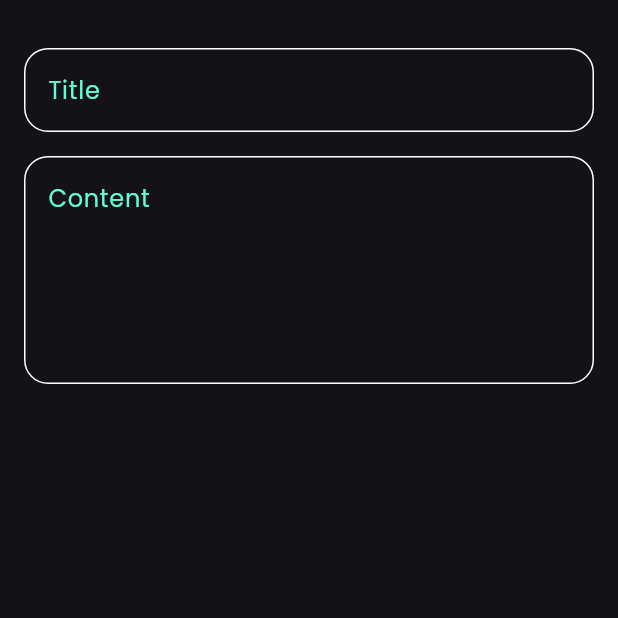
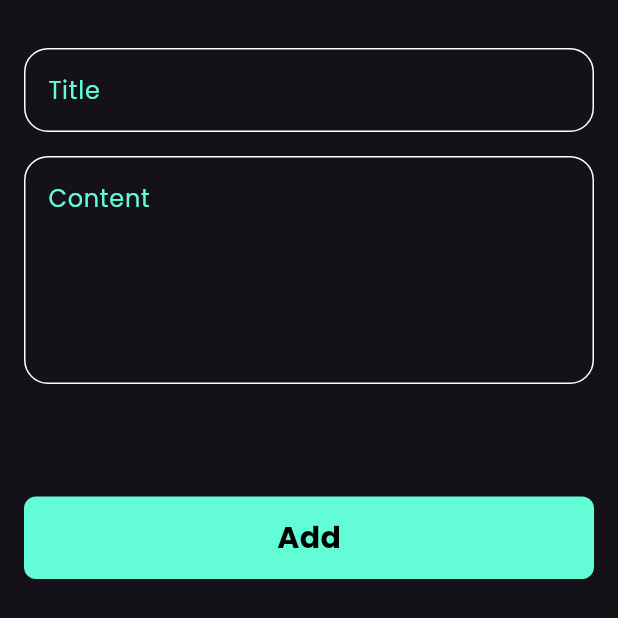
Before and after one commit to Kaream66/notes_app, a Flutter app: the CustomBottomSheet widget shown alone on an empty page, opened directly, on a phone screen of 412 x 824 dp. Shown: the top 618 px of the screen. Run offline on Flutter 3.47's test engine with Material 3 defaults, Android fonts, the phone set to English and light mode, and no system bars.

Commit message:
finish add button

```diff
--- a/lib/widgets/add_note_bottom_sheet.dart
+++ b/lib/widgets/add_note_bottom_sheet.dart
@@ -1,4 +1,5 @@
 import 'package:flutter/material.dart';
+import 'package:note_app/widgets/custom_button.dart';
 import 'package:note_app/widgets/custom_text_field.dart';
 
 class CustomBottomSheet extends StatelessWidget {
@@ -8,6 +9,7 @@ class CustomBottomSheet extends StatelessWidget {
   Widget build(BuildContext context) {
     return const Padding(
       padding: EdgeInsets.symmetric(horizontal: 16),
+      child: SingleChildScrollView(
         child: Column(
           children: [
             SizedBox(
@@ -23,7 +25,12 @@ class CustomBottomSheet extends StatelessWidget {
               hint: 'Content',
               maxLines: 5,
             ),
+            SizedBox(
+              height: 75,
+            ),
+            CustomButton(),
           ],
+        ),
       ),
     );
   }
--- /dev/null
+++ b/lib/widgets/custom_button.dart
@@ -0,0 +1,28 @@
+import 'package:flutter/material.dart';
+import 'package:note_app/consts.dart';
+
+class CustomButton extends StatelessWidget {
+  const CustomButton({super.key});
+
+  @override
+  Widget build(BuildContext context) {
+    return Container(
+      width: MediaQuery.of(context).size.width,
+      height: 55,
+      decoration: BoxDecoration(
+        borderRadius: BorderRadius.circular(8),
+        color: kPrimaryColor,
+      ),
+      child: const Center(
+        child: Text(
+          'Add',
+          style: TextStyle(
+            color: Colors.black,
+            fontWeight: FontWeight.bold,
+            fontSize: 20,
+          ),
+        ),
+      ),
+    );
+  }
+}
```
Lines whose indentation alone changed are shown as unchanged.
